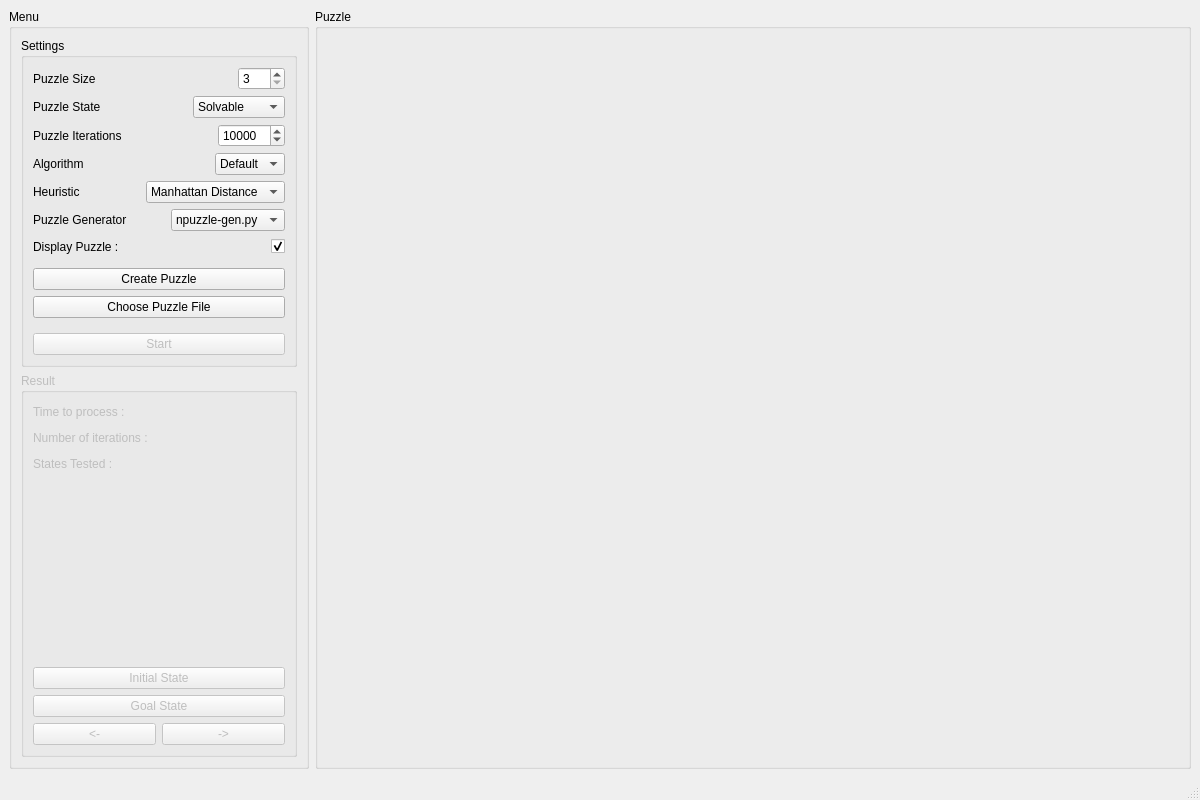
Old version of the form src/gui/MainWindow.ui in the repository luhumber/n_puzzle.
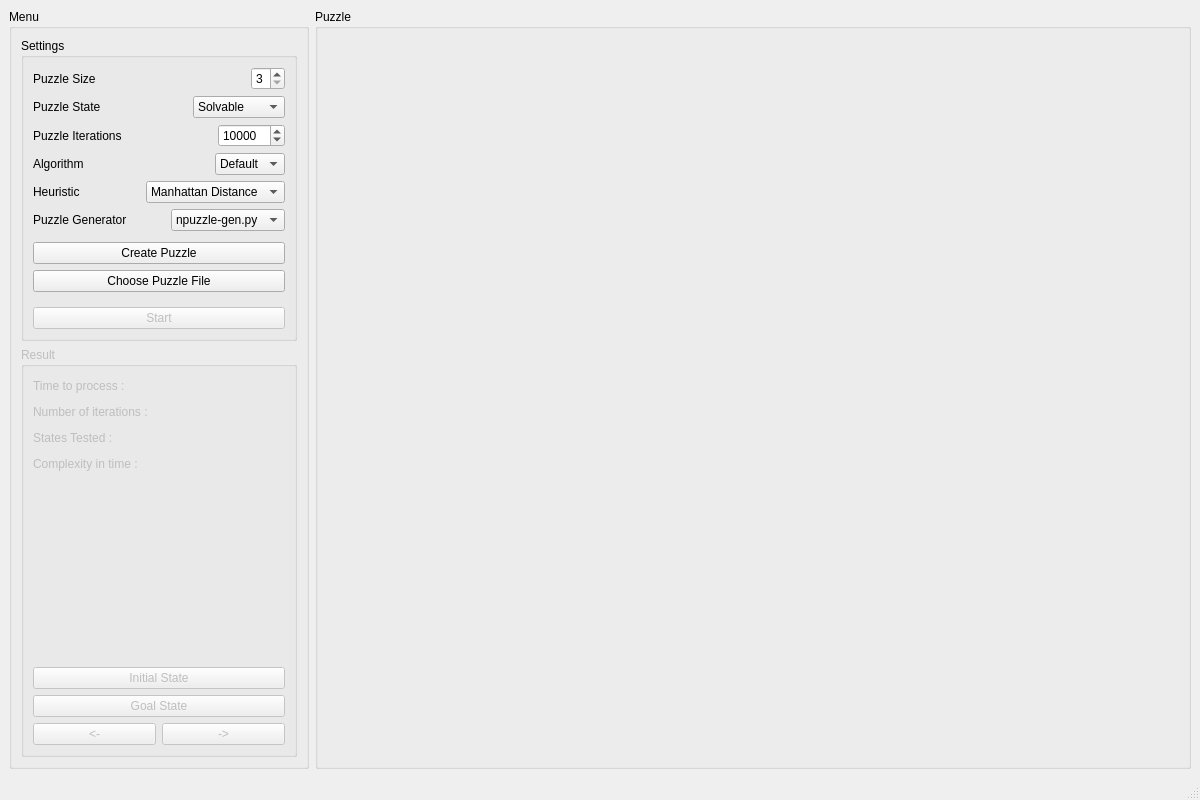
New version of the form.

The edit to the form file:
```diff
--- a/src/gui/MainWindow.ui
+++ b/src/gui/MainWindow.ui
@@ -86,7 +86,7 @@
                    <number>3</number>
                   </property>
                   <property name="maximum">
-                   <number>999</number>
+                   <number>5</number>
                   </property>
                  </widget>
                 </item>
@@ -309,46 +309,6 @@
                 </item>
                </layout>
               </item>
-              <item>
-               <layout class="QHBoxLayout" name="horizontalLayout_8">
-                <property name="topMargin">
-                 <number>0</number>
-                </property>
-                <item>
-                 <widget class="QLabel" name="displayPuzzleLabel">
-                  <property name="text">
-                   <string>Display Puzzle : </string>
-                  </property>
-                 </widget>
-                </item>
-                <item>
-                 <spacer name="horizontalSpacer_7">
-                  <property name="orientation">
-                   <enum>Qt::Orientation::Horizontal</enum>
-                  </property>
-                  <property name="sizeHint" stdset="0">
-                   <size>
-                    <width>40</width>
-                    <height>20</height>
-                   </size>
-                  </property>
-                 </spacer>
-                </item>
-                <item>
-                 <widget class="QCheckBox" name="displayPuzzleCheckBox">
-                  <property name="layoutDirection">
-                   <enum>Qt::LayoutDirection::RightToLeft</enum>
-                  </property>
-                  <property name="text">
-                   <string/>
-                  </property>
-                  <property name="checked">
-                   <bool>true</bool>
-                  </property>
-                 </widget>
-                </item>
-               </layout>
-              </item>
              </layout>
             </item>
             <item>
@@ -528,6 +488,40 @@
               </item>
              </layout>
             </item>
+            <item>
+             <layout class="QHBoxLayout" name="horizontalLayout_8">
+              <property name="topMargin">
+               <number>0</number>
+              </property>
+              <item>
+               <widget class="QLabel" name="complexityTimeLabel">
+                <property name="text">
+                 <string>Complexity in time : </string>
+                </property>
+               </widget>
+              </item>
+              <item>
+               <spacer name="horizontalSpacer_7">
+                <property name="orientation">
+                 <enum>Qt::Orientation::Horizontal</enum>
+                </property>
+                <property name="sizeHint" stdset="0">
+                 <size>
+                  <width>40</width>
+                  <height>20</height>
+                 </size>
+                </property>
+               </spacer>
+              </item>
+              <item>
+               <widget class="QLabel" name="complexityTimeValueLabel">
+                <property name="text">
+                 <string/>
+                </property>
+               </widget>
+              </item>
+             </layout>
+            </item>
             <item>
              <spacer name="verticalSpacer">
               <property name="orientation">
```
